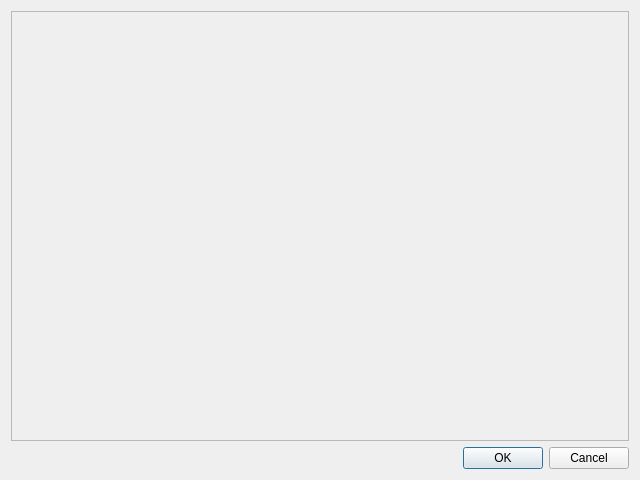
cagnulein/qdomyos-zwift, file src/charts.ui: the form before one commit.
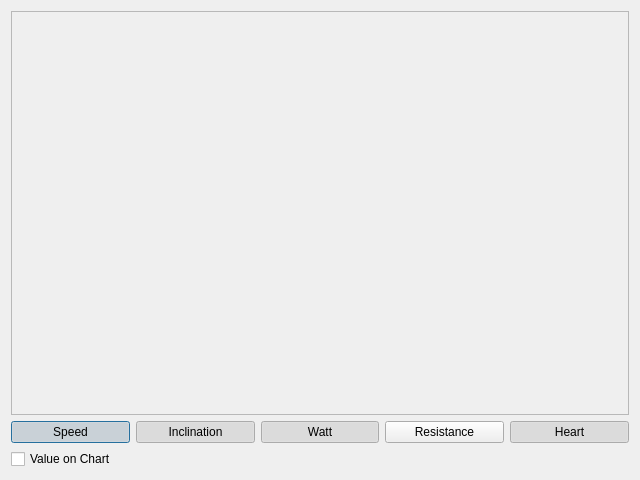
The form after the commit. Icons and pictures are not drawn.

Commit message: charts seems stable :)

```diff
--- a/src/charts.ui
+++ b/src/charts.ui
@@ -52,12 +52,130 @@
     </widget>
    </item>
    <item>
-    <widget class="QDialogButtonBox" name="buttonBox">
-     <property name="orientation">
-      <enum>Qt::Horizontal</enum>
-     </property>
-     <property name="standardButtons">
-      <set>QDialogButtonBox::Cancel|QDialogButtonBox::Ok</set>
+    <layout class="QHBoxLayout" name="horizontalLayout_2">
+     <item>
+      <widget class="QPushButton" name="speed">
+       <property name="text">
+        <string>Speed</string>
+       </property>
+       <property name="icon">
+        <iconset>
+         <normalon>:/icons/icons/speed.png</normalon>
+        </iconset>
+       </property>
+       <property name="iconSize">
+        <size>
+         <width>32</width>
+         <height>32</height>
+        </size>
+       </property>
+       <property name="checkable">
+        <bool>true</bool>
+       </property>
+       <property name="checked">
+        <bool>true</bool>
+       </property>
+      </widget>
+     </item>
+     <item>
+      <widget class="QPushButton" name="inclination">
+       <property name="text">
+        <string>Inclination</string>
+       </property>
+       <property name="icon">
+        <iconset>
+         <normalon>:/icons/icons/inclination.png</normalon>
+        </iconset>
+       </property>
+       <property name="iconSize">
+        <size>
+         <width>32</width>
+         <height>32</height>
+        </size>
+       </property>
+       <property name="checkable">
+        <bool>true</bool>
+       </property>
+       <property name="checked">
+        <bool>true</bool>
+       </property>
+      </widget>
+     </item>
+     <item>
+      <widget class="QPushButton" name="watt">
+       <property name="text">
+        <string>Watt</string>
+       </property>
+       <property name="icon">
+        <iconset>
+         <normalon>:/icons/icons/watt.png</normalon>
+        </iconset>
+       </property>
+       <property name="iconSize">
+        <size>
+         <width>32</width>
+         <height>32</height>
+        </size>
+       </property>
+       <property name="checkable">
+        <bool>true</bool>
+       </property>
+       <property name="checked">
+        <bool>true</bool>
+       </property>
+      </widget>
+     </item>
+     <item>
+      <widget class="QPushButton" name="resistance">
+       <property name="text">
+        <string>Resistance</string>
+       </property>
+       <property name="icon">
+        <iconset>
+         <normalon>:/icons/icons/inclination.png</normalon>
+        </iconset>
+       </property>
+       <property name="iconSize">
+        <size>
+         <width>32</width>
+         <height>32</height>
+        </size>
+       </property>
+       <property name="checkable">
+        <bool>true</bool>
+       </property>
+      </widget>
+     </item>
+     <item>
+      <widget class="QPushButton" name="heart">
+       <property name="text">
+        <string>Heart</string>
+       </property>
+       <property name="icon">
+        <iconset>
+         <normalon>:/icons/icons/heart_red.png</normalon>
+        </iconset>
+       </property>
+       <property name="iconSize">
+        <size>
+         <width>32</width>
+         <height>32</height>
+        </size>
+       </property>
+       <property name="checkable">
+        <bool>true</bool>
+       </property>
+       <property name="checked">
+        <bool>true</bool>
+       </property>
+      </widget>
+     </item>
+    </layout>
+   </item>
+   <item>
+    <widget class="QCheckBox" name="valueOnChart">
+     <property name="text">
+      <string>Value on Chart</string>
      </property>
     </widget>
    </item>
```
Left out of the diff: 35 changed lines with no effect on the pictures. The commit also changes 3 other files.
